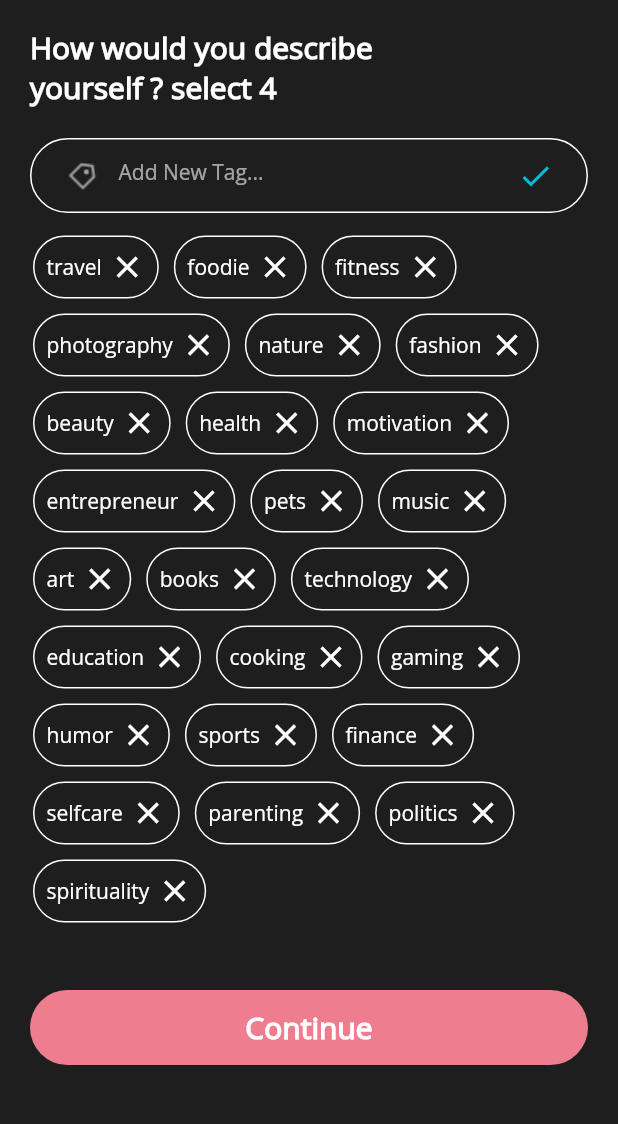
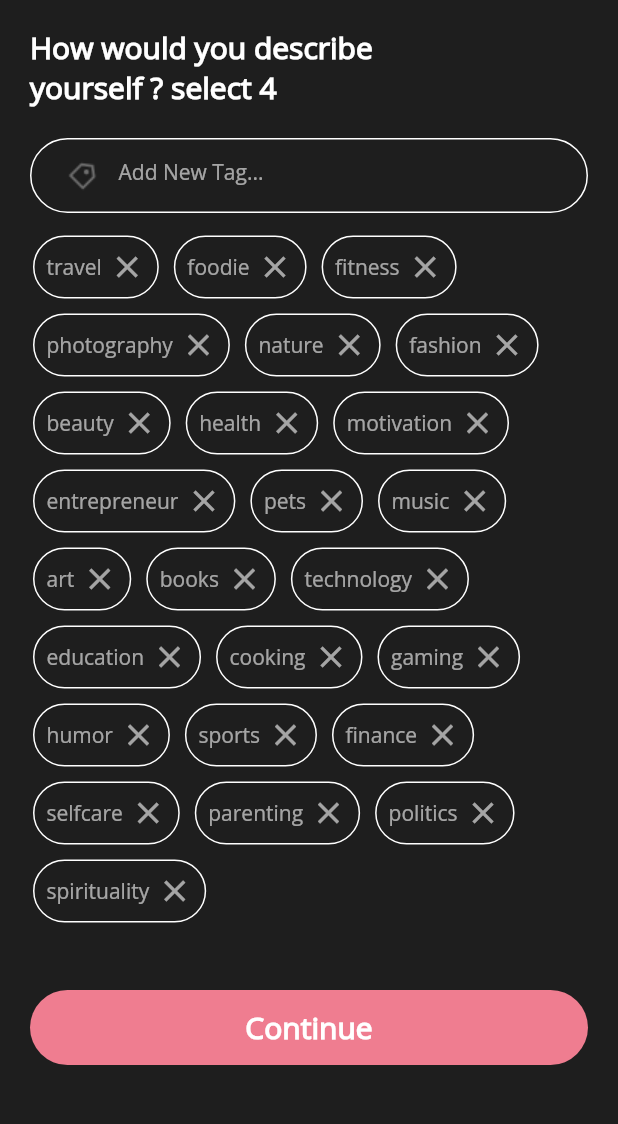
Before and after one commit to virendrashilpkar/astro_santhil_app, a Flutter app: the Intrests screen opened by its route, on a phone screen of 412 x 824 dp, the part 66-1190 px from its top. Run offline on Flutter 3.47's test engine with Material 2 defaults, Android fonts, the phone set to English and light mode, and no system bars; our stand-ins replace connectivity_plus, fluttertoast, image_picker, permission_handler, shared_preferences, swipe_cards; accounts and stored records are empty; network calls fail.

Commit message:
commit by veer

```diff
--- a/lib/view/addphotos/AddPhotos.dart
+++ b/lib/view/addphotos/AddPhotos.dart
@@ -151,7 +151,7 @@ class _MyHomePageState extends State<AddPhotos> {
                 child: Text(
                   'Add at least 2 photos to continue',
                   style: TextStyle(
-                    color: Colors.white,
+                    color: Colors.white.withOpacity(0.6),
                     fontSize: 14,
                     fontWeight: FontWeight.w400,
                   ),
--- a/lib/view/enablelocation/EnableLocation.dart
+++ b/lib/view/enablelocation/EnableLocation.dart
@@ -95,7 +95,7 @@ class _MyHomePageState extends State<EnableLocation> {
                 alignment: Alignment.center,
                 // margin: const EdgeInsets.only(left: 20,right: 55),
                 child: Text(
-                  'Enable Location Serices',
+                  'Enable Location Services',
                   style: TextStyle(
                     color: Colors.white,
                     fontSize: 20,
@@ -156,7 +156,7 @@ class _MyHomePageState extends State<EnableLocation> {
                         Expanded(
                             child: Center(
                               child: Text("Decline", style: TextStyle(
-                                  color: Colors.white, fontSize: 16,fontWeight: FontWeight.w400,),),
+                                  color: Colors.white.withOpacity(0.6), fontSize: 16,fontWeight: FontWeight.w400,),),
                             )),
                       ],
                     ),
--- a/lib/view/home/Home.dart
+++ b/lib/view/home/Home.dart
@@ -81,6 +81,7 @@ class _MyHomePageState extends State<Home> {
           ),
         ),
         child: Row(
+          crossAxisAlignment: CrossAxisAlignment.center,
           mainAxisAlignment: MainAxisAlignment.spaceAround,
           children: [
             IconButton(
@@ -102,8 +103,8 @@ class _MyHomePageState extends State<Home> {
                 });
               },
               icon: pageIndex == 1
-                  ? Image.asset("assets/home_live.png",color: CommonColors.buttonorg,height: 20,width: 20,)
-                  : Image.asset("assets/home_live.png",color: CommonColors.bottomgrey,height: 20,width: 20,)
+                  ? Image.asset("assets/home_live.png",height: 30,width: 20,)
+                  : Image.asset("assets/home_live.png",height: 30,width: 20,)
             ),
             IconButton(
               enableFeedback: false,
--- a/lib/view/intrests/Intrests.dart
+++ b/lib/view/intrests/Intrests.dart
@@ -73,6 +73,9 @@ class _MyHomePageState extends State<Intrests> {
 
   List<int> selectedIndex = [];
 
+
+  bool ischeck =false;
+
   TextEditingController tagsearch = TextEditingController();
   @override
   Widget build(BuildContext context) {
@@ -133,8 +136,8 @@ class _MyHomePageState extends State<Intrests> {
                     hintText: 'Add New Tag...',
                     border: InputBorder.none,
                     hintStyle: new TextStyle(color: Colors.white.withOpacity(0.6),fontSize: 14,fontWeight: FontWeight.w400),
-                    prefixIcon: SizedBox(child: Image.asset("assets/tag_intrests.png"),),
-                    suffixIcon: new InkWell(
+                    prefixIcon: SizedBox(child: Image.asset("assets/tag_intrests.png",color: Colors.white.withOpacity(0.6),),),
+                    suffixIcon: ischeck ? new InkWell(
                       onTap: (){
                           if(selectedIndex.length!=4){
                             setState((){
@@ -146,8 +149,19 @@ class _MyHomePageState extends State<Intrests> {
                           }
                       },
                       child: SizedBox(child: Icon(Icons.done,color: Colors.cyan,),),
-                    )
+                    ):null
                   ),
+                  onChanged: (value){
+                    if(value.isNotEmpty){
+                      setState(() {
+                        ischeck = true;
+                      });
+                    }else{
+                      setState(() {
+                        ischeck = false;
+                      });
+                    }
+                  },
                   style: new TextStyle(color: Colors.white,fontSize: 14),
                   textAlign: TextAlign.left,
                   validator: (value) {
@@ -187,7 +201,7 @@ class _MyHomePageState extends State<Intrests> {
                           child: Row(
                             mainAxisSize: MainAxisSize.min,
                             children: [
-                              Text("${tags[index]}",style: new TextStyle(fontSize: 14,fontWeight: FontWeight.w400,color: Colors.white),),
+                              Text("${tags[index]}",style: new TextStyle(fontSize: 14,fontWeight: FontWeight.w400,color: Colors.white.withOpacity(0.6)),),
                               new SizedBox(width: 5,),
                               new SizedBox(
                                 child: InkWell(onTap: (){
@@ -196,7 +210,7 @@ class _MyHomePageState extends State<Intrests> {
                                   });
                                 },child: Padding(
                                   padding: const EdgeInsets.all(0.0),
-                                  child: Icon(Icons.close,color: Colors.white,),
+                                  child: Icon(Icons.close,color: Colors.white.withOpacity(0.6),),
                                 )),
                               )
                             ],
```
Also changed, not shown: lib/view/home/fragment/homesearch/HomeSearch.dart (+9 -7 lines), lib/view/home/fragment/profile/Profile.dart (+5 -6 lines), assets/camera_icon.png (added), assets/home_live.png, assets/home_profile.png.
